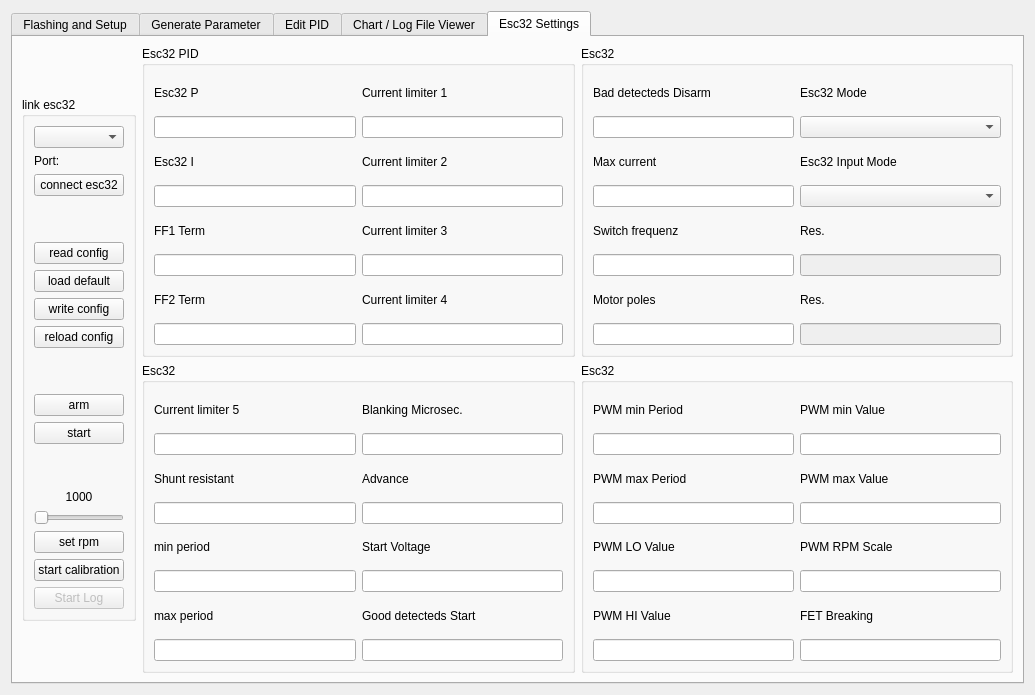
First picture: the form in src/ui/qgcautoquad.ui, repository mpaperno/qgroundcontrol_aq, before the edit.
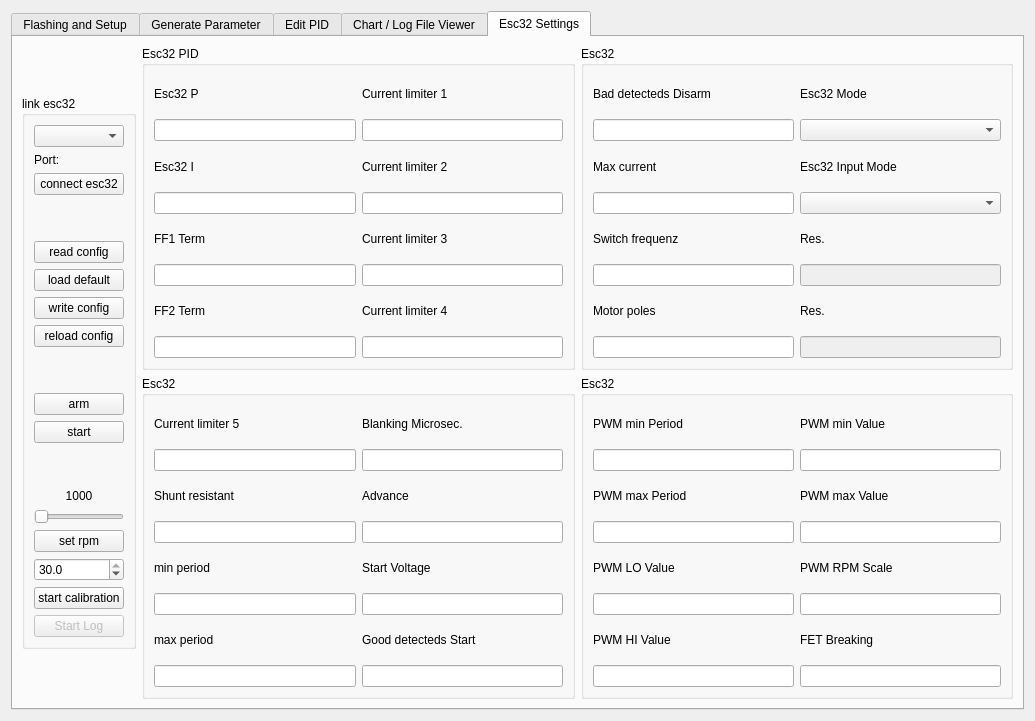
Second picture: the form after the edit. The open tabs and pages were chosen to show the change.

```diff
--- a/src/ui/qgcautoquad.ui
+++ b/src/ui/qgcautoquad.ui
@@ -7,7 +7,7 @@
     <x>0</x>
     <y>0</y>
     <width>1035</width>
-    <height>695</height>
+    <height>721</height>
    </rect>
   </property>
   <property name="windowTitle">
@@ -3574,6 +3574,40 @@
             </property>
            </widget>
           </item>
+          <item>
+           <widget class="QDoubleSpinBox" name="DoubleMaxCurrent">
+            <property name="toolTip">
+             <string notr="true">Max Current</string>
+            </property>
+            <property name="statusTip">
+             <string notr="true">Max Current</string>
+            </property>
+            <property name="specialValueText">
+             <string notr="true"/>
+            </property>
+            <property name="keyboardTracking">
+             <bool>false</bool>
+            </property>
+            <property name="prefix">
+             <string notr="true"/>
+            </property>
+            <property name="suffix">
+             <string notr="true"/>
+            </property>
+            <property name="decimals">
+             <number>1</number>
+            </property>
+            <property name="minimum">
+             <double>1.000000000000000</double>
+            </property>
+            <property name="maximum">
+             <double>30.000000000000000</double>
+            </property>
+            <property name="value">
+             <double>30.000000000000000</double>
+            </property>
+           </widget>
+          </item>
           <item>
            <widget class="QPushButton" name="pushButton_start_calibration">
             <property name="text">
```
Left out of the diff: 299 changed lines with no effect on the pictures.
